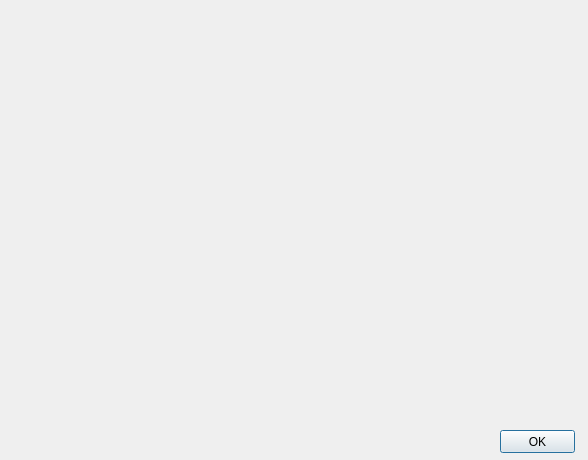
horsicq/DIE-engine, file gui_source/dialogabout.ui: the form before one commit.
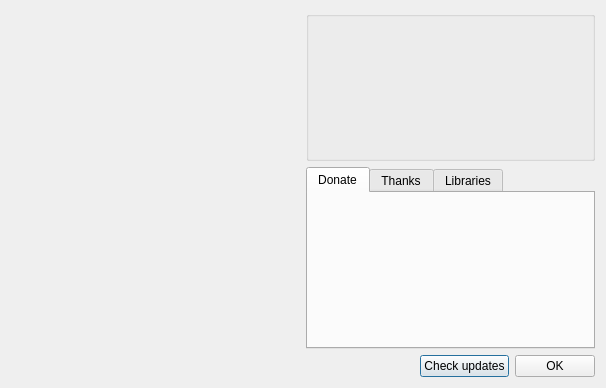
The form after the commit. Icons and pictures are not drawn.

```diff
--- a/gui_source/dialogabout.ui
+++ b/gui_source/dialogabout.ui
@@ -9,8 +9,8 @@
    <rect>
     <x>0</x>
     <y>0</y>
-    <width>588</width>
-    <height>460</height>
+    <width>606</width>
+    <height>388</height>
    </rect>
   </property>
   <property name="windowTitle">
@@ -19,19 +19,103 @@
   <property name="modal">
    <bool>true</bool>
   </property>
-  <widget class="QPushButton" name="pushButtonOK">
-   <property name="geometry">
-    <rect>
-     <x>500</x>
-     <y>430</y>
-     <width>75</width>
-     <height>23</height>
-    </rect>
-   </property>
-   <property name="text">
-    <string>OK</string>
-   </property>
-  </widget>
+  <layout class="QHBoxLayout" name="horizontalLayout_2">
+   <item>
+    <widget class="QLabel" name="labelAbout">
+     <property name="sizePolicy">
+      <sizepolicy hsizetype="Expanding" vsizetype="Expanding">
+       <horstretch>0</horstretch>
+       <verstretch>0</verstretch>
+      </sizepolicy>
+     </property>
+     <property name="frameShape">
+      <enum>QFrame::NoFrame</enum>
+     </property>
+     <property name="text">
+      <string/>
+     </property>
+     <property name="pixmap">
+      <pixmap resource="res.qrc">:/images/about.png</pixmap>
+     </property>
+    </widget>
+   </item>
+   <item>
+    <layout class="QVBoxLayout" name="verticalLayout">
+     <item>
+      <widget class="QGroupBox" name="groupBoxInfo">
+       <property name="sizePolicy">
+        <sizepolicy hsizetype="Preferred" vsizetype="Expanding">
+         <horstretch>0</horstretch>
+         <verstretch>0</verstretch>
+        </sizepolicy>
+       </property>
+       <property name="maximumSize">
+        <size>
+         <width>16777215</width>
+         <height>150</height>
+        </size>
+       </property>
+       <property name="title">
+        <string/>
+       </property>
+      </widget>
+     </item>
+     <item>
+      <widget class="QTabWidget" name="tabWidgetAbout">
+       <property name="currentIndex">
+        <number>0</number>
+       </property>
+       <widget class="QWidget" name="tabDonate">
+        <attribute name="title">
+         <string>Donate</string>
+        </attribute>
+       </widget>
+       <widget class="QWidget" name="tabThanks">
+        <attribute name="title">
+         <string>Thanks</string>
+        </attribute>
+       </widget>
+       <widget class="QWidget" name="tabLibraries">
+        <attribute name="title">
+         <string>Libraries</string>
+        </attribute>
+       </widget>
+      </widget>
+     </item>
+     <item>
+      <layout class="QHBoxLayout" name="horizontalLayout">
+       <item>
+        <spacer name="horizontalSpacer">
+         <property name="orientation">
+          <enum>Qt::Horizontal</enum>
+         </property>
+         <property name="sizeHint" stdset="0">
+          <size>
+           <width>40</width>
+           <height>20</height>
+          </size>
+         </property>
+        </spacer>
+       </item>
+       <item>
+        <widget class="QPushButton" name="pushButtonCheckUpdates">
+         <property name="text">
+          <string>Check updates</string>
+         </property>
+        </widget>
+       </item>
+       <item>
+        <widget class="QPushButton" name="pushButtonOK">
+         <property name="text">
+          <string>OK</string>
+         </property>
+        </widget>
+       </item>
+      </layout>
+     </item>
+    </layout>
+   </item>
+  </layout>
  </widget>
  <resources/>
  <connections/>
```
Left out of the diff: 4 changed lines with no effect on the pictures.
